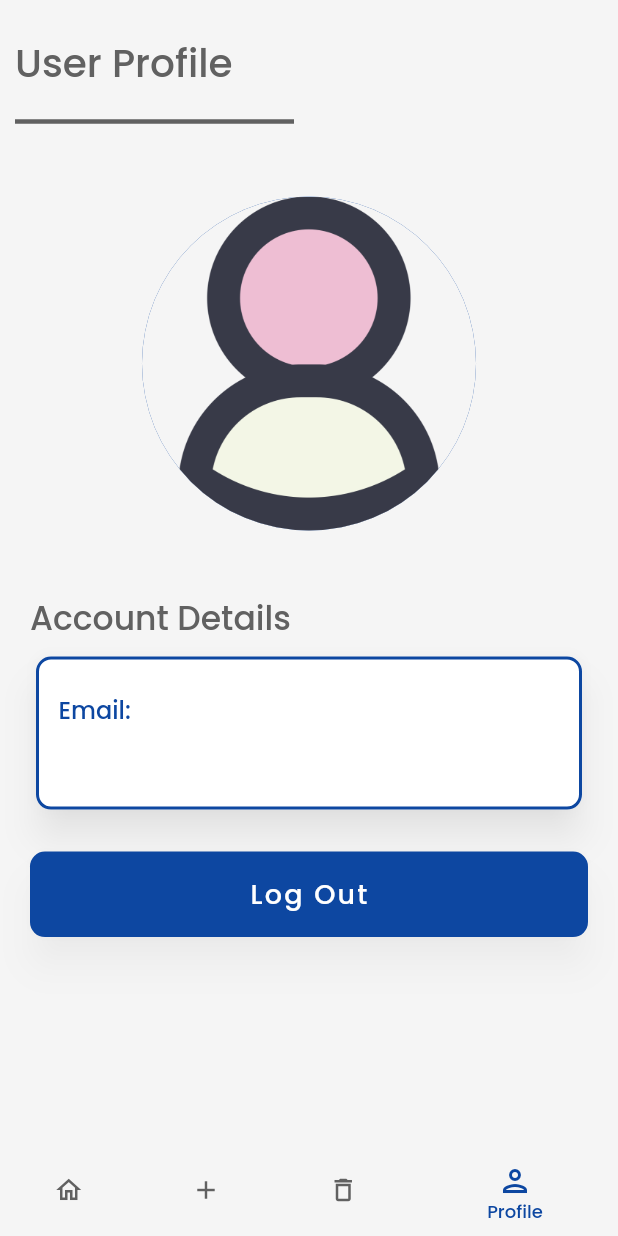
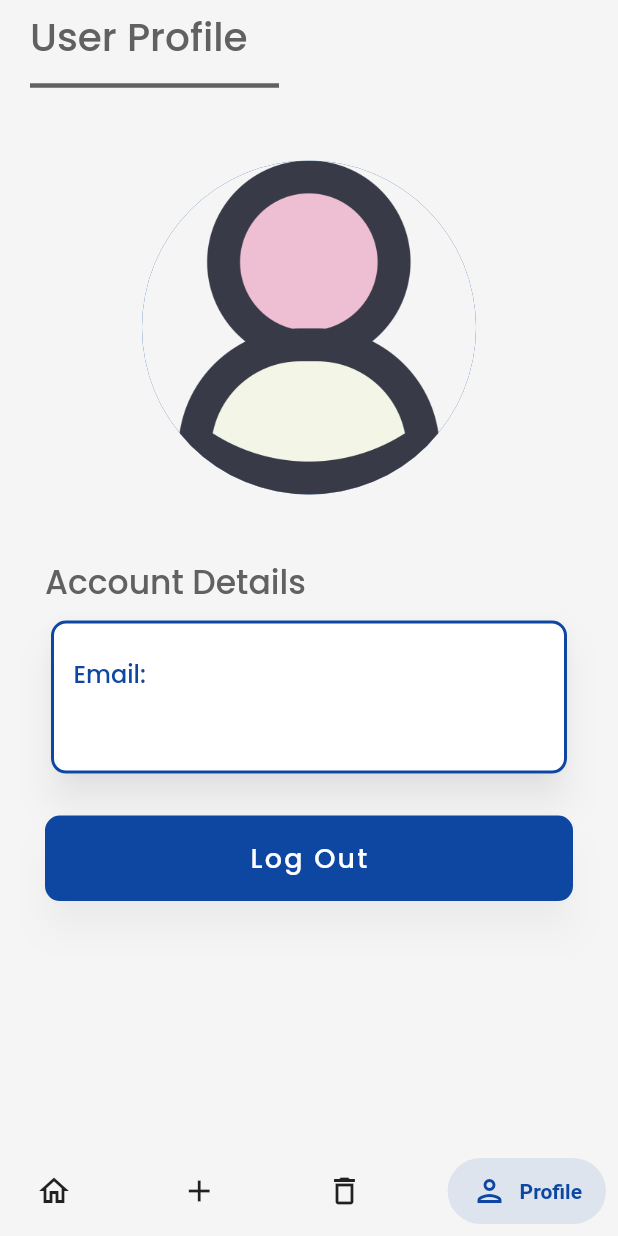
Before and after one commit to Serticode/Notella, a Flutter app: the Home screen opened directly, item 4 of the bottom bar chosen, on a phone screen of 412 x 824 dp. Run offline on Flutter 3.47's test engine with Material 2 defaults, Android fonts, the light colour scheme and no system bars; drawn by our look-alikes of salomon_bottom_bar; our stand-ins replace animated_text_kit, cloud_firestore, firebase_auth, firebase_core, firebase_storage, image_picker and 1 more; accounts and stored records are empty; statements that could not run were skipped.

Commit message:
Optimisation and bug fixes

```diff
--- a/lib/constants/home.dart
+++ /dev/null
@@ -1,69 +0,0 @@
-import 'package:flutter/material.dart';
-import 'package:notella/constants/switch_screens.dart';
-
-class Home extends StatefulWidget {
-  Home({Key key}) : super(key: key);
-
-  @override
-  _HomeState createState() => _HomeState();
-}
-
-class _HomeState extends State<Home> {
-  int _selectedIndex = 0;
-
-  void _onItemTapped(int index) {
-    setState(() {
-      _selectedIndex = index;
-    });
-  }
-
-  @override
-  Widget build(BuildContext context) {
-    return Scaffold(
-      resizeToAvoidBottomInset: false,
-      body: SafeArea(
-        child: Padding(
-          padding: const EdgeInsets.only(
-            top: 10.0,
-            left: 10.0,
-            right: 10.0,
-            bottom: 0.0,
-          ),
-          child: Container(
-            child: SwitchScreen(pageIndex: _selectedIndex),
-          ),
-        ),
-      ),
-      bottomNavigationBar: BottomNavigationBar(
-        items: const <BottomNavigationBarItem>[
-          BottomNavigationBarItem(
-            icon: Icon(
-              Icons.home_outlined,
-            ),
-            label: 'Home',
-          ),
-          BottomNavigationBarItem(
-            icon: Icon(
-              Icons.add_outlined,
-            ),
-            label: 'Add Note',
-          ),
-          BottomNavigationBarItem(
-            icon: Icon(
-              Icons.delete_outline,
-            ),
-            label: 'Recycle Bin',
-          ),
-          BottomNavigationBarItem(
-            icon: Icon(
-              Icons.person_outlined,
-            ),
-            label: 'Profile',
-          ),
-        ],
-        currentIndex: _selectedIndex,
-        onTap: _onItemTapped,
-      ),
-    );
-  }
-}
--- /dev/null
+++ b/lib/constants/salomon_bottom_bar_data.dart
@@ -0,0 +1,31 @@
+//! BASIC DATA USED TO BUILD BOTTOM NAV BAR
+import 'package:flutter/material.dart';
+
+class SalomonBottomBarData {
+  get theIcons => _icons;
+  get theSelectedIconSize => _selectedIconSize;
+  get theNavigationTitle => _navigationTitle;
+  get theSelectionBackgroundColours => _selectionBackgroundColours;
+
+  //!SALOMON NAV BAR ICONS
+  final List<IconData> _icons = const [
+    Icons.home_outlined,
+    Icons.add_outlined,
+    Icons.delete_outlined,
+    Icons.person_outlined,
+  ];
+
+  //!SIZE OF SALOMON NAV BAR SELECTED ICON
+  final double _selectedIconSize = 26.0;
+
+  //!TITLE OF SALOMON NAV BAR ICON
+  final List<String> _navigationTitle = const [
+    "Notes List",
+    "New Note",
+    "Recycle Bin",
+    "Profile"
+  ];
+
+  //!COLOUR OF SALOMON NAV BAR SELECTION BACKGROUND
+  final Color _selectionBackgroundColours = Colors.blue.shade900;
+}
--- a/lib/main.dart
+++ b/lib/main.dart
@@ -4,10 +4,9 @@ import 'package:notella/firebase/auth.dart';
 import 'package:notella/models/user.dart';
 import 'package:notella/utils/appTheme.dart';
 import 'package:firebase_core/firebase_core.dart';
+import 'package:notella/widgets/home.dart';
+import 'package:notella/widgets/splash_screen.dart';
 import 'package:provider/provider.dart';
-
-import 'constants/home.dart';
-import 'constants/widgets/splash_screen.dart';
 
 void main() async {
   WidgetsFlutterBinding.ensureInitialized();
--- a/lib/models/pageTitle.dart
+++ b/lib/models/pageTitle.dart
@@ -8,8 +8,8 @@ class TitleWidget extends StatelessWidget {
   Widget build(BuildContext context) {
     return Padding(
       padding: const EdgeInsets.only(
-        top: 12.0,
-        bottom: 12.0,
+        top: 5.0,
+        bottom: 5.0,
       ),
       child: Text(
         thePageTitle,
--- a/lib/screens/note_list.dart
+++ b/lib/screens/note_list.dart
@@ -1,12 +1,12 @@
 import 'dart:async';
 import 'dart:convert';
 import 'package:flutter/material.dart';
-import 'package:notella/constants/widgets/first_widget.dart';
 import 'package:notella/firebase/userData.dart';
 import 'package:notella/models/note.dart';
 import 'package:notella/models/user.dart';
 import 'package:notella/screens/editNote.dart';
 import 'package:notella/utils/database_helper.dart';
+import 'package:notella/widgets/title_bar_widget.dart';
 import 'package:provider/provider.dart';
 import 'package:sqflite/sqflite.dart';
 
--- a/lib/screens/recycleBin.dart
+++ b/lib/screens/recycleBin.dart
@@ -1,7 +1,7 @@
 import 'package:flutter/material.dart';
-import 'package:notella/constants/widgets/first_widget.dart';
 import 'package:notella/models/note.dart';
 import 'package:notella/utils/recycleBin_helper.dart';
+import 'package:notella/widgets/title_bar_widget.dart';
 import 'package:sqflite/sqflite.dart';
 
 class RecycleBin extends StatefulWidget {
--- a/lib/utils/userLoginStates.dart
+++ b/lib/utils/userLoginStates.dart
@@ -7,7 +7,6 @@ import 'package:notella/models/note.dart';
 import 'package:notella/models/user.dart';
 import 'package:notella/utils/constants.dart';
 import 'package:notella/utils/database_helper.dart';
-import 'package:notella/utils/recycleBin_helper.dart';
 import 'package:sqflite/sqflite.dart';
 
 void _showSnackBar(BuildContext context, String message) {
--- a/lib/utils/userProfilePic.dart
+++ b/lib/utils/userProfilePic.dart
@@ -1,19 +1,7 @@
 import 'package:flutter/material.dart';
-import 'package:notella/firebase/userData.dart';
-import 'package:notella/models/user.dart';
-import 'package:provider/provider.dart';
 
 class ProfilePicture {
   get userImage => _defaultUserImage;
 
   AssetImage _defaultUserImage = AssetImage("images/default_user.png");
-
-  /* getTheUserProfilePicture({@required BuildContext theBuildContext}) async {
-    String url;
-    MyUser _theLoggedInUser = Provider.of<MyUser>(theBuildContext, listen: false);
-
-    url = await DatabaseService()
-        .listDownloadLinks(email: _theLoggedInUser.email);
-    return url;
-  } */
 }
--- /dev/null
+++ b/lib/widgets/home.dart
@@ -0,0 +1,79 @@
+import 'package:flutter/material.dart';
+import 'package:notella/constants/salomon_bottom_bar_data.dart';
+import 'package:salomon_bottom_bar/salomon_bottom_bar.dart';
+
+import 'switch_screens.dart';
+
+class Home extends StatefulWidget {
+  Home({Key key}) : super(key: key);
+
+  @override
+  _HomeState createState() => _HomeState();
+}
+
+class _HomeState extends State<Home> {
+  int _selectedIndex = 0;
+
+  void _onItemTapped(int index) {
+    setState(() {
+      _selectedIndex = index;
+    });
+  }
+
+  @override
+  Widget build(BuildContext context) {
+    return Scaffold(
+        resizeToAvoidBottomInset: false,
+        body: SafeArea(
+          child: Padding(
+            padding: const EdgeInsets.only(
+              left: 20.0,
+              right: 20.0,
+            ),
+            child: SwitchScreen(pageIndex: _selectedIndex),
+          ),
+        ),
+        bottomNavigationBar: SalomonBottomBar(
+          currentIndex: _selectedIndex,
+          onTap: _onItemTapped,
+          items: <SalomonBottomBarItem>[
+            //!HOME
+            SalomonBottomBarItem(
+              icon: Icon(_bottomBarIcons[0]),
+              activeIcon:
+                  Icon(_bottomBarIcons[0], size: _bottomBarSelectedIconSize),
+              title: Text(_bottomBarPageTitle[0]),
+              selectedColor: _selectedBackgroundColour,
+            ),
+
+            //! NEW NOTE
+            SalomonBottomBarItem(
+              icon: Icon(_bottomBarIcons[1]),
+              title: Text(_bottomBarPageTitle[1]),
+              selectedColor: _selectedBackgroundColour,
+            ),
+
+            //! RECYCLE BIN
+            SalomonBottomBarItem(
+              icon: Icon(_bottomBarIcons[2]),
+              title: Text(_bottomBarPageTitle[2]),
+              selectedColor: _selectedBackgroundColour,
+            ),
+
+            //! USER PROFILE
+            SalomonBottomBarItem(
+              icon: Icon(_bottomBarIcons[3]),
+              title: Text(_bottomBarPageTitle[3]),
+              selectedColor: _selectedBackgroundColour,
+            )
+          ],
+        ));
+  }
+
+  //!NEEDED GETTERS
+  get _bottomBarIcons => SalomonBottomBarData().theIcons;
+  get _bottomBarPageTitle => SalomonBottomBarData().theNavigationTitle;
+  get _bottomBarSelectedIconSize => SalomonBottomBarData().theSelectedIconSize;
+  get _selectedBackgroundColour =>
+      SalomonBottomBarData().theSelectionBackgroundColours;
+}
--- a/lib/constants/widgets/first_widget.dart
+++ b/lib/widgets/title_bar_widget.dart
@@ -51,11 +51,12 @@ class _TitleBarWidgetState extends State<TitleBarWidget> {
   Widget build(BuildContext context) {
     Size _screenSize = MediaQuery.of(context).size;
     return Container(
-      height: _screenSize.height / 6,
+      height: _screenSize.height / 7,
       child: Column(
         mainAxisAlignment: MainAxisAlignment.spaceEvenly,
         crossAxisAlignment: CrossAxisAlignment.start,
         children: <Widget>[
+          TitleWidget(thePageTitle: this.widget.pageTitle),
           Row(
             mainAxisAlignment: MainAxisAlignment.spaceBetween,
             children: <Widget>[
@@ -96,7 +97,6 @@ class _TitleBarWidgetState extends State<TitleBarWidget> {
               ),
             ],
           ),
-          TitleWidget(thePageTitle: this.widget.pageTitle)
         ],
       ),
     );
--- a/pubspec.yaml
+++ b/pubspec.yaml
@@ -19,6 +19,8 @@ dependencies:
   provider: ^5.0.0
   image_picker: ^0.8.0+1
   animated_text_kit: ^4.2.1
+  salomon_bottom_bar: ^3.1.0
+
 
 dev_dependencies:
   flutter_test:
```
Also changed, not shown: lib/constants/constants.dart (renamed from lib/constants.dart), lib/widgets/splash_screen.dart (renamed from lib/constants/widgets/splash_screen.dart), lib/widgets/switch_screens.dart (renamed from lib/constants/switch_screens.dart), pubspec.lock.
